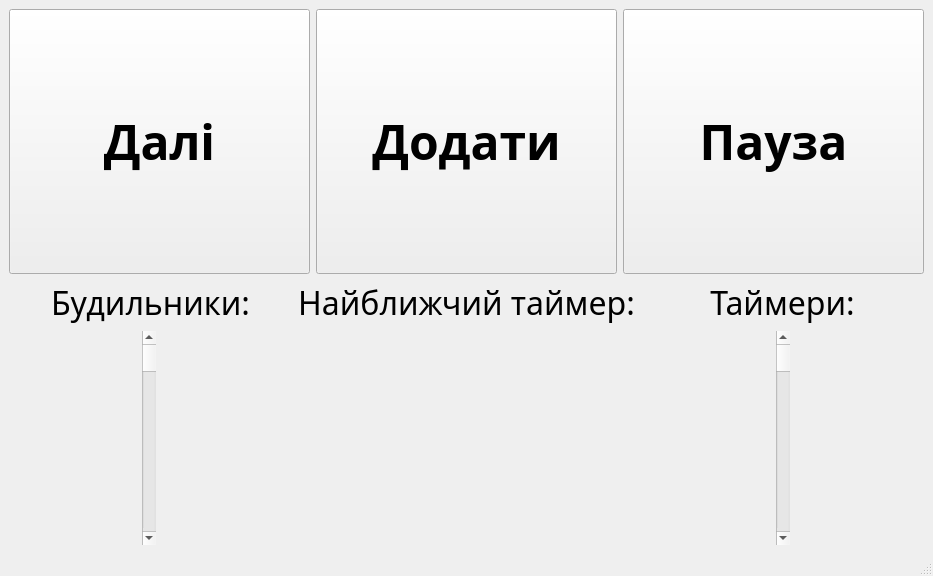
First picture: the form in 3 semester/OOOPLab2/mainwindow.ui, repository NaturalStupidlty/uni, before the edit.
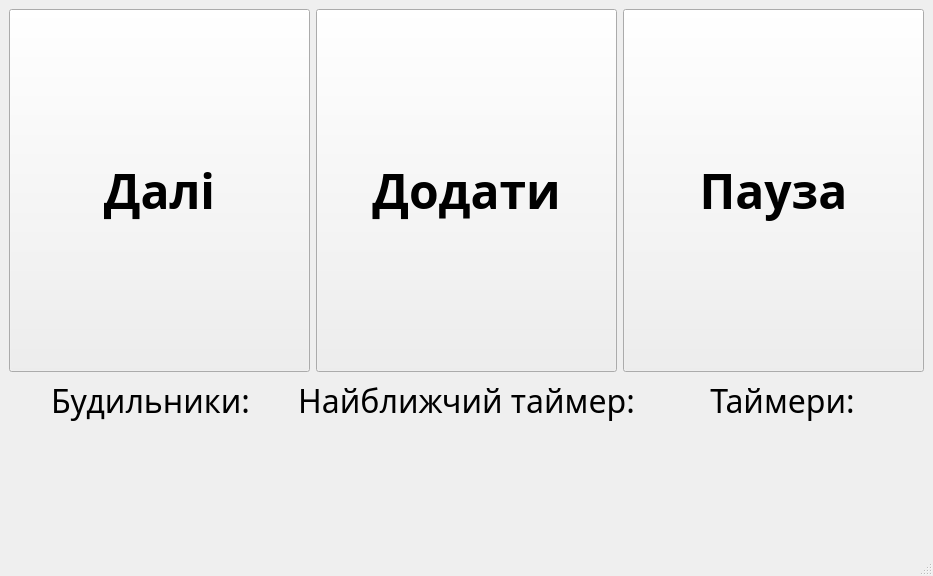
Second picture: the form after the edit.

What changed in the file:
```diff
--- a/3 semester/OOOPLab2/mainwindow.ui
+++ b/3 semester/OOOPLab2/mainwindow.ui
@@ -166,7 +166,7 @@
                <enum>QLayout::SetDefaultConstraint</enum>
               </property>
               <property name="rightMargin">
-               <number>20</number>
+               <number>0</number>
               </property>
               <item>
                <layout class="QHBoxLayout" name="alarmsBox">
@@ -176,13 +176,6 @@
                 <item>
                  <layout class="QVBoxLayout" name="alarmsList"/>
                 </item>
-                <item>
-                 <widget class="QScrollBar" name="verticalScrollBar">
-                  <property name="orientation">
-                   <enum>Qt::Vertical</enum>
-                  </property>
-                 </widget>
-                </item>
                </layout>
               </item>
              </layout>
@@ -220,20 +213,13 @@
             <item>
              <layout class="QVBoxLayout" name="regularTimers">
               <property name="leftMargin">
-               <number>20</number>
+               <number>0</number>
               </property>
               <item>
                <layout class="QHBoxLayout" name="regularTimersBox">
                 <item>
                  <layout class="QVBoxLayout" name="regularTimersList"/>
                 </item>
-                <item>
-                 <widget class="QScrollBar" name="verticalScrollBar_2">
-                  <property name="orientation">
-                   <enum>Qt::Vertical</enum>
-                  </property>
-                 </widget>
-                </item>
                </layout>
               </item>
              </layout>
```
Left out of the diff: 2 changed lines with no effect on the pictures.
